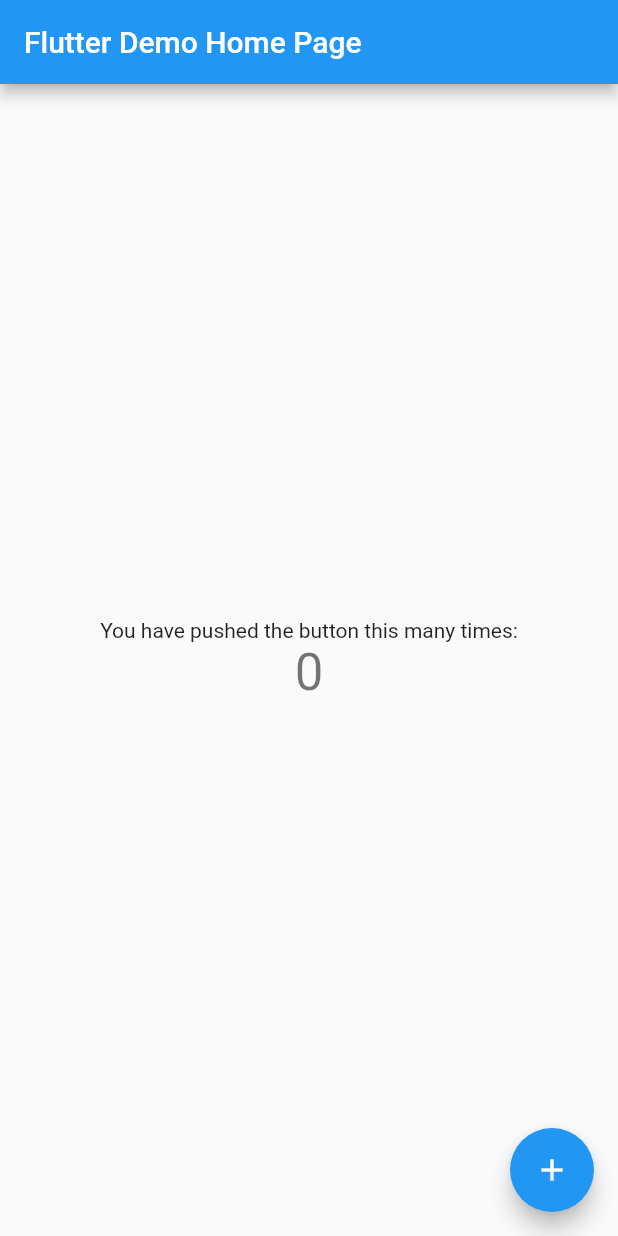
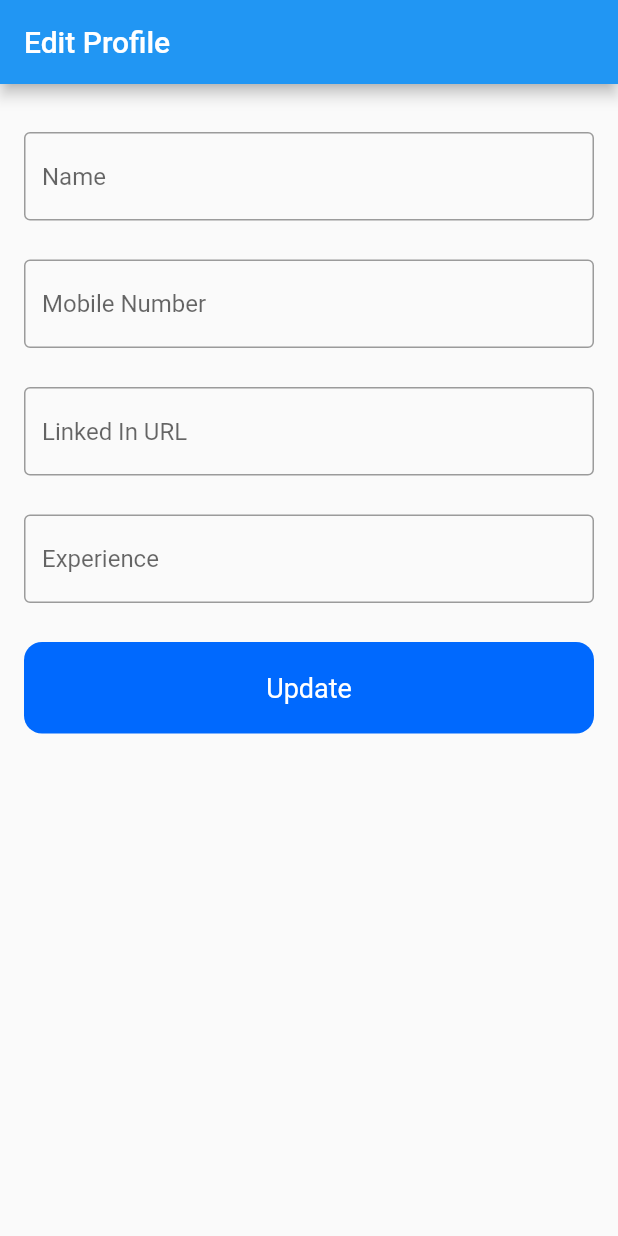
Before and after one commit to alvi-khan/Resume-Maker, a Flutter app: the screen it shows after launch, on a phone screen of 412 x 824 dp. Run offline on Flutter 3.47's test engine with Material 2 defaults, Android fonts, the phone set to English and light mode, and no system bars; our stand-ins replace cloud_firestore, firebase_auth, firebase_core, google_sign_in; accounts and stored records are empty.

Commit message:
Login and Edit Profile

```diff
--- /dev/null
+++ b/lib/components/edit_profile.dart
@@ -0,0 +1,135 @@
+import 'package:cloud_firestore/cloud_firestore.dart';
+import 'package:flutter/material.dart';
+
+class EditProfile extends StatefulWidget {
+  const EditProfile({Key? key}) : super(key: key);
+
+  @override
+  State<EditProfile> createState() => _EditProfileState();
+}
+
+class _EditProfileState extends State<EditProfile> {
+  @override
+  Widget build(BuildContext context) {
+    return Scaffold(
+      body: EditProfileScreen(),
+    );
+  }
+}
+
+
+class EditProfileScreen extends StatefulWidget {
+  const EditProfileScreen({Key? key}) : super(key: key);
+
+  @override
+  State<EditProfileScreen> createState() => _EditProfileScreenState();
+}
+
+class _EditProfileScreenState extends State<EditProfileScreen> {
+  @override
+  Widget build(BuildContext context) {
+    TextEditingController _nameController = TextEditingController();
+    TextEditingController _mobileNumberController = TextEditingController();
+    TextEditingController _linkedinUrlController = TextEditingController();
+    TextEditingController _experienceController = TextEditingController();
+
+
+    return Scaffold(
+      appBar: AppBar(
+        title: const Text('Edit Profile'),
+      ),
+      body: Padding(
+        padding: const EdgeInsets.all(16.0),
+        child: Column(
+          mainAxisAlignment: MainAxisAlignment.start,
+          crossAxisAlignment: CrossAxisAlignment.start,
+          children: [
+            const SizedBox(
+              height: 16.0,
+            ),
+            TextField(
+              controller: _nameController,
+              keyboardType: TextInputType.emailAddress,
+              decoration: const InputDecoration(
+                border: OutlineInputBorder(),
+                hintText: "Name",
+              ),
+            ),
+            const SizedBox(
+              height: 26.0,
+            ),
+            TextField(
+              controller: _mobileNumberController,
+              decoration: const InputDecoration(
+                border: OutlineInputBorder(),
+                hintText: "Mobile Number",
+              ),
+            ),
+            const SizedBox(
+              height: 26.0,
+            ),
+            TextField(
+              controller: _linkedinUrlController,
+              decoration: const InputDecoration(
+                border: OutlineInputBorder(),
+                hintText: "Linked In URL",
+              ),
+            ),
+            const SizedBox(
+              height: 26.0,
+            ),
+            TextField(
+              controller: _experienceController,
+              keyboardType: TextInputType.multiline,
+              maxLines: null,
+              decoration: const InputDecoration(
+                border: OutlineInputBorder(),
+                hintText: "Experience",
+              ),
+            ),
+            const SizedBox(
+              height: 26.0,
+            ),
+            Container(
+              width: double.infinity,
+              child: RawMaterialButton(
+                fillColor: const Color(0xFF0069FE),
+                elevation: 0.0,
+                padding: const EdgeInsets.symmetric(vertical: 20.0),
+                shape: RoundedRectangleBorder(
+                    borderRadius: BorderRadius.circular(12.0)
+                ),
+                onPressed: () async {
+                  QueryDocumentSnapshot? flag;
+                  await FirebaseFirestore.instance.collection('profile').get().then((QuerySnapshot querySnapshot) async {
+                    querySnapshot.docs.forEach((doc) {
+                      if(doc["mobile"] == _mobileNumberController.text){
+                        flag = doc;
+                      }
+                    });
+                  });
+                  if(flag!=null){
+                    flag?.reference.update({'name': _nameController.text, 'mobile': _mobileNumberController.text,
+                      'linkedinurl': _linkedinUrlController.text, 'experience': _experienceController.text});
+                  }
+                  else{
+                    FirebaseFirestore.instance
+                        .collection('profile')
+                        .add({'name': _nameController.text, 'mobile': _mobileNumberController.text,
+                              'linkedinurl': _linkedinUrlController.text, 'experience': _experienceController.text});
+                  }
+                },
+                child: const Text("Update",
+                    style: TextStyle(
+                      color: Colors.white,
+                      fontSize: 18.0,
+                    )),
+              ),
+            ),
+          ],
+        ),
+      ),
+    );
+  }
+
+}
--- a/lib/main.dart
+++ b/lib/main.dart
@@ -1,6 +1,14 @@
+import 'package:firebase_core/firebase_core.dart';
 import 'package:flutter/material.dart';
+import 'package:the_pixel_pioneers/firebase_options.dart';
+import '/components/login_signup.dart';
+import '/components/edit_profile.dart';
 
-void main() {
+void main() async {
+  WidgetsFlutterBinding.ensureInitialized();
+  await Firebase.initializeApp(
+    options: DefaultFirebaseOptions.currentPlatform,
+  );
   runApp(const MyApp());
 }
 
@@ -11,105 +19,28 @@
   @override
   Widget build(BuildContext context) {
     return MaterialApp(
-      title: 'Flutter Demo',
-      theme: ThemeData(
-        // This is the theme of your application.
-        //
-        // Try running your application with "flutter run". You'll see the
-        // application has a blue toolbar. Then, without quitting the app, try
-        // changing the primarySwatch below to Colors.green and then invoke
-        // "hot reload" (press "r" in the console where you ran "flutter run",
-        // or simply save your changes to "hot reload" in a Flutter IDE).
-        // Notice that the counter didn't reset back to zero; the application
-        // is not restarted.
-        primarySwatch: Colors.blue,
-      ),
-      home: const MyHomePage(title: 'Flutter Demo Home Page'),
+      home: const MyHomePage(),
     );
   }
 }
 
 class MyHomePage extends StatefulWidget {
-  const MyHomePage({super.key, required this.title});
-
-  // This widget is the home page of your application. It is stateful, meaning
-  // that it has a State object (defined below) that contains fields that affect
-  // how it looks.
-
-  // This class is the configuration for the state. It holds the values (in this
-  // case the title) provided by the parent (in this case the App widget) and
-  // used by the build method of the State. Fields in a Widget subclass are
-  // always marked "final".
-
-  final String title;
+  const MyHomePage({Key? key}) : super(key: key);
 
   @override
   State<MyHomePage> createState() => _MyHomePageState();
 }
 
 class _MyHomePageState extends State<MyHomePage> {
-  int _counter = 0;
-
-  void _incrementCounter() {
-    setState(() {
-      // This call to setState tells the Flutter framework that something has
-      // changed in this State, which causes it to rerun the build method below
-      // so that the display can reflect the updated values. If we changed
-      // _counter without calling setState(), then the build method would not be
-      // called again, and so nothing would appear to happen.
-      _counter++;
-    });
-  }
 
   @override
   Widget build(BuildContext context) {
-    // This method is rerun every time setState is called, for instance as done
-    // by the _incrementCounter method above.
-    //
-    // The Flutter framework has been optimized to make rerunning build methods
-    // fast, so that you can just rebuild anything that needs updating rather
-    // than having to individually change instances of widgets.
     return Scaffold(
-      appBar: AppBar(
-        // Here we take the value from the MyHomePage object that was created by
-        // the App.build method, and use it to set our appbar title.
-        title: Text(widget.title),
+      body: FutureBuilder(
+        builder: (context, snapshot){
+          return EditProfile();
+        },
       ),
-      body: Center(
-        // Center is a layout widget. It takes a single child and positions it
-        // in the middle of the parent.
-        child: Column(
-          // Column is also a layout widget. It takes a list of children and
-          // arranges them vertically. By default, it sizes itself to fit its
-          // children horizontally, and tries to be as tall as its parent.
-          //
-          // Invoke "debug painting" (press "p" in the console, choose the
-          // "Toggle Debug Paint" action from the Flutter Inspector in Android
-          // Studio, or the "Toggle Debug Paint" command in Visual Studio Code)
-          // to see the wireframe for each widget.
-          //
-          // Column has various properties to control how it sizes itself and
-          // how it positions its children. Here we use mainAxisAlignment to
-          // center the children vertically; the main axis here is the vertical
-          // axis because Columns are vertical (the cross axis would be
-          // horizontal).
-          mainAxisAlignment: MainAxisAlignment.center,
-          children: <Widget>[
-            const Text(
-              'You have pushed the button this many times:',
-            ),
-            Text(
-              '$_counter',
-              style: Theme.of(context).textTheme.headlineMedium,
-            ),
-          ],
-        ),
-      ),
-      floatingActionButton: FloatingActionButton(
-        onPressed: _incrementCounter,
-        tooltip: 'Increment',
-        child: const Icon(Icons.add),
-      ), // This trailing comma makes auto-formatting nicer for build methods.
     );
   }
 }
```
Also changed, not shown: lib/components/login_signup.dart (added, +194 -0 lines), lib/components/profile_screen.dart (added, +19 -0 lines), pubspec.yaml (+11 -0 lines), pubspec.lock, 2 other files.
